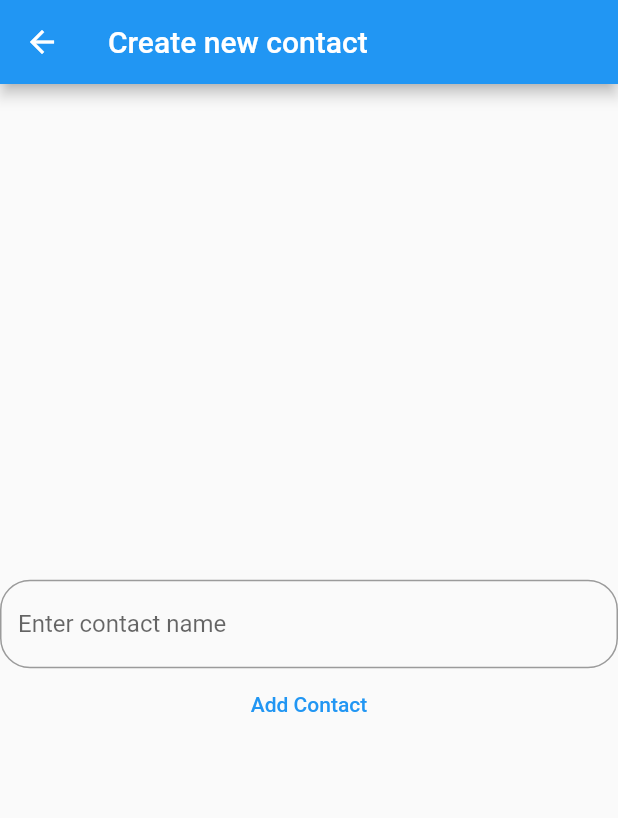
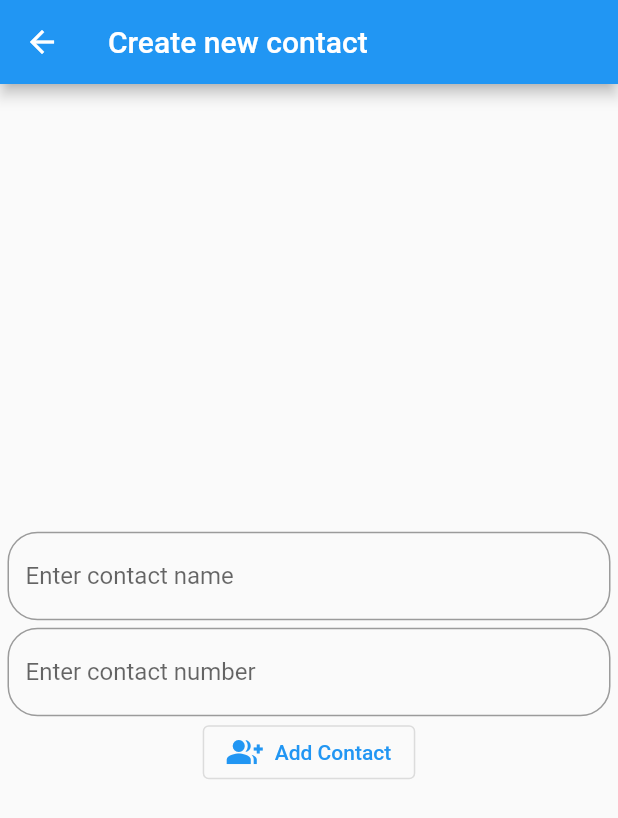
Before and after one commit to hasibsakib1/State-Management-Sample-Flutter, a Flutter app: the screen it shows after launch, after a tap on the "add" icon, on a phone screen of 412 x 824 dp. Shown: the top 818 px of the screen. Run offline on Flutter 3.47's test engine with Material 2 defaults, Android fonts, the phone set to English and light mode, and no system bars.

Commit message:
step-2.5

```diff
--- a/lib/contact.dart
+++ b/lib/contact.dart
@@ -2,6 +2,7 @@ import 'package:uuid/uuid.dart';
 
 class Contact {
   final String name;
+  final String phoneNumber;
   final String id;
-  Contact({required this.name}) : id = const Uuid().v4();
+  Contact({required this.name, required this.phoneNumber}) : id = const Uuid().v4();
 }
--- a/lib/main.dart
+++ b/lib/main.dart
@@ -8,7 +8,9 @@ void main() {
 class MyApp extends StatelessWidget {
   @override
   Widget build(BuildContext context) {
+
     return const MaterialApp(
+      debugShowCheckedModeBanner: false,
       home: HomePage(),
     );
   }
--- a/lib/newcontactview.dart
+++ b/lib/newcontactview.dart
@@ -11,17 +11,29 @@ class NewContactView extends StatefulWidget {
 
 class _NewContactViewState extends State<NewContactView> {
   late final TextEditingController _controller;
+  late final TextEditingController _phoneController;
 
   @override
   void initState() {
     _controller = TextEditingController();
+    _phoneController = TextEditingController();
     super.initState();
   }
 
   @override
   void dispose() {
     _controller.dispose();
+    _phoneController.dispose();
     super.dispose();
+  }
+
+  void buttonAction() {
+    if (_controller.text.isNotEmpty && _phoneController.text.isNotEmpty) {
+      final contact =
+          Contact(name: _controller.text, phoneNumber: _phoneController.text);
+      ContactBook().addContact(newContact: contact);
+      Navigator.pop(context);
+    } else {}
   }
 
   @override
@@ -30,10 +42,13 @@ class _NewContactViewState extends State<NewContactView> {
       appBar: AppBar(
         title: const Text('Create new contact'),
       ),
-      body: Column(
+      body: Padding(
+        padding: const EdgeInsets.all(5),
+        child: Column(
           mainAxisAlignment: MainAxisAlignment.center,
           children: [
             TextField(
+              onEditingComplete: () => buttonAction(),
               controller: _controller,
               decoration: const InputDecoration(
                 label: Text('Enter contact name'),
@@ -42,15 +57,38 @@ class _NewContactViewState extends State<NewContactView> {
                 ),
               ),
             ),
+            const SizedBox(
+              height: 5,
+            ),
+            TextField(
+              onEditingComplete: () => buttonAction(),
+              controller: _phoneController,
+              keyboardType: TextInputType.number,
+              decoration: const InputDecoration(
+                label: Text('Enter contact number'),
+                border: OutlineInputBorder(
+                  borderRadius: BorderRadius.all(Radius.circular(20)),
+                ),
+              ),
+            ),
+            /*
             TextButton(
-            onPressed: () {
-              final contact = Contact(name: _controller.text);
-              ContactBook().addContact(newContact: contact);
-              Navigator.pop(context);
-            },
+              onPressed: () => buttonAction(),
               child: const Text('Add Contact'),
+            ),
+            IconButton(
+              onPressed: () => buttonAction(),
+              icon: const Icon(Icons.group_add),
+              label: Text('Add contact'),
+            ),
+            */
+            OutlinedButton.icon(
+              onPressed: () => buttonAction(),
+              icon: const Icon(Icons.group_add),
+              label: const Text('Add Contact'),
             )
           ],
+        ),
       ),
     );
   }
```
Also changed, not shown: lib/homepage.dart (+32 -6 lines). Lines whose indentation alone changed are shown as unchanged.
